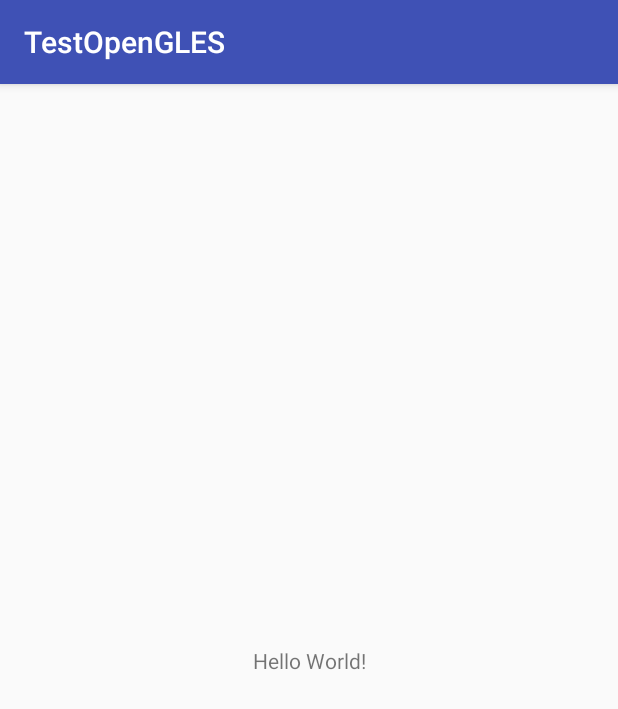
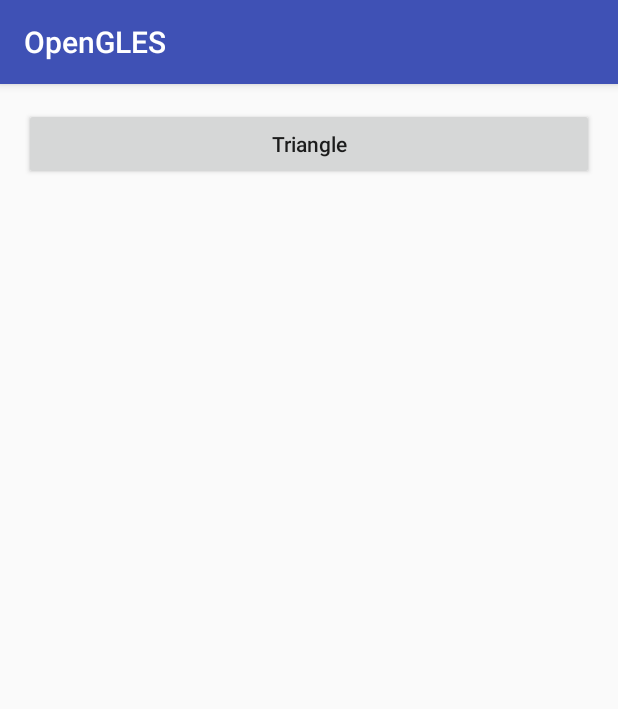
Before and after one commit to VitaAin/TestAndroidOpenGLES, an Android app: the screen it shows after launch (MainActivity), on a phone screen of 412 x 824 dp. Shown: the top 709 px of the screen. Run offline under Robolectric (Android 15) with nearby library versions, the phone set to English and light mode, and no system bars.

Commit message:
draw triangle

```diff
--- a/app/src/main/java/com/vita/opengles/MainActivity.java
+++ b/app/src/main/java/com/vita/opengles/MainActivity.java
@@ -1,15 +1,39 @@
 package com.vita.opengles;
 
+import android.content.Intent;
 import android.support.v7.app.AppCompatActivity;
 import android.os.Bundle;
+import android.view.View;
 
-public class MainActivity extends AppCompatActivity {
+import com.vita.opengles.activity.TriangleActivity;
+
+public class MainActivity extends AppCompatActivity implements View.OnClickListener {
 
     @Override
     protected void onCreate(Bundle savedInstanceState) {
         super.onCreate(savedInstanceState);
         setContentView(R.layout.activity_main);
 
+        initClickListener();
+    }
 
+    private void initClickListener() {
+        findViewById(R.id.btn_triangle).setOnClickListener(this);
+    }
+
+    @Override
+    public void onClick(View view) {
+        Class clz = null;
+        switch (view.getId()) {
+            case R.id.btn_triangle:
+                clz = TriangleActivity.class;
+                break;
+        }
+        jumpTo(clz);
+    }
+
+    private void jumpTo(Class clz) {
+        if (clz == null) return;
+        startActivity(new Intent(this, clz));
     }
 }
--- a/app/src/main/res/layout/activity_main.xml
+++ b/app/src/main/res/layout/activity_main.xml
@@ -1,5 +1,5 @@
 <?xml version="1.0" encoding="utf-8"?>
-<android.support.constraint.ConstraintLayout
+<ScrollView
     xmlns:android="http://schemas.android.com/apk/res/android"
     xmlns:app="http://schemas.android.com/apk/res-auto"
     xmlns:tools="http://schemas.android.com/tools"
@@ -7,13 +7,19 @@
     android:layout_height="match_parent"
     tools:context="com.vita.opengles.MainActivity">
 
-    <TextView
-        android:layout_width="wrap_content"
+    <LinearLayout
+        android:layout_width="match_parent"
         android:layout_height="wrap_content"
-        android:text="Hello World!"
-        app:layout_constraintBottom_toBottomOf="parent"
-        app:layout_constraintLeft_toLeftOf="parent"
-        app:layout_constraintRight_toRightOf="parent"
-        app:layout_constraintTop_toTopOf="parent"/>
+        android:orientation="vertical"
+        android:padding="16dp">
 
-</android.support.constraint.ConstraintLayout>
+        <Button
+            android:id="@+id/btn_triangle"
+            android:layout_width="match_parent"
+            android:layout_height="wrap_content"
+            android:text="Triangle"
+            android:textAllCaps="false"/>
+
+    </LinearLayout>
+
+</ScrollView>
--- a/app/src/main/res/values/strings.xml
+++ b/app/src/main/res/values/strings.xml
@@ -1,3 +1,3 @@
 <resources>
-    <string name="app_name">TestOpenGLES</string>
+    <string name="app_name">OpenGLES</string>
 </resources>
```
Also changed, not shown: app/src/main/AndroidManifest.xml (+8 -0 lines), app/src/main/java/com/vita/opengles/activity/TriangleActivity.java (added, +201 -0 lines), app/src/main/res/layout/activity_triangle.xml (added, +10 -0 lines), 1 other file.
